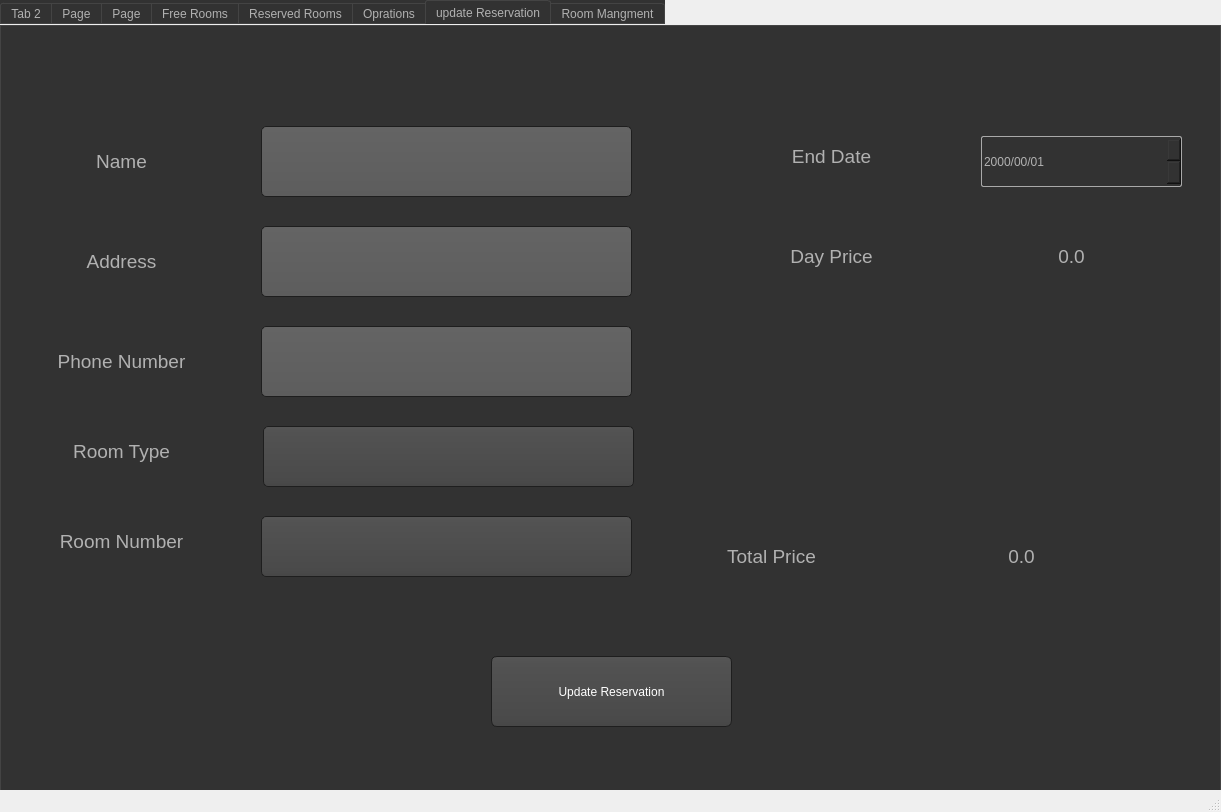
Old version of the form main.ui in the repository akhil775/Hotel-Mangement-System.
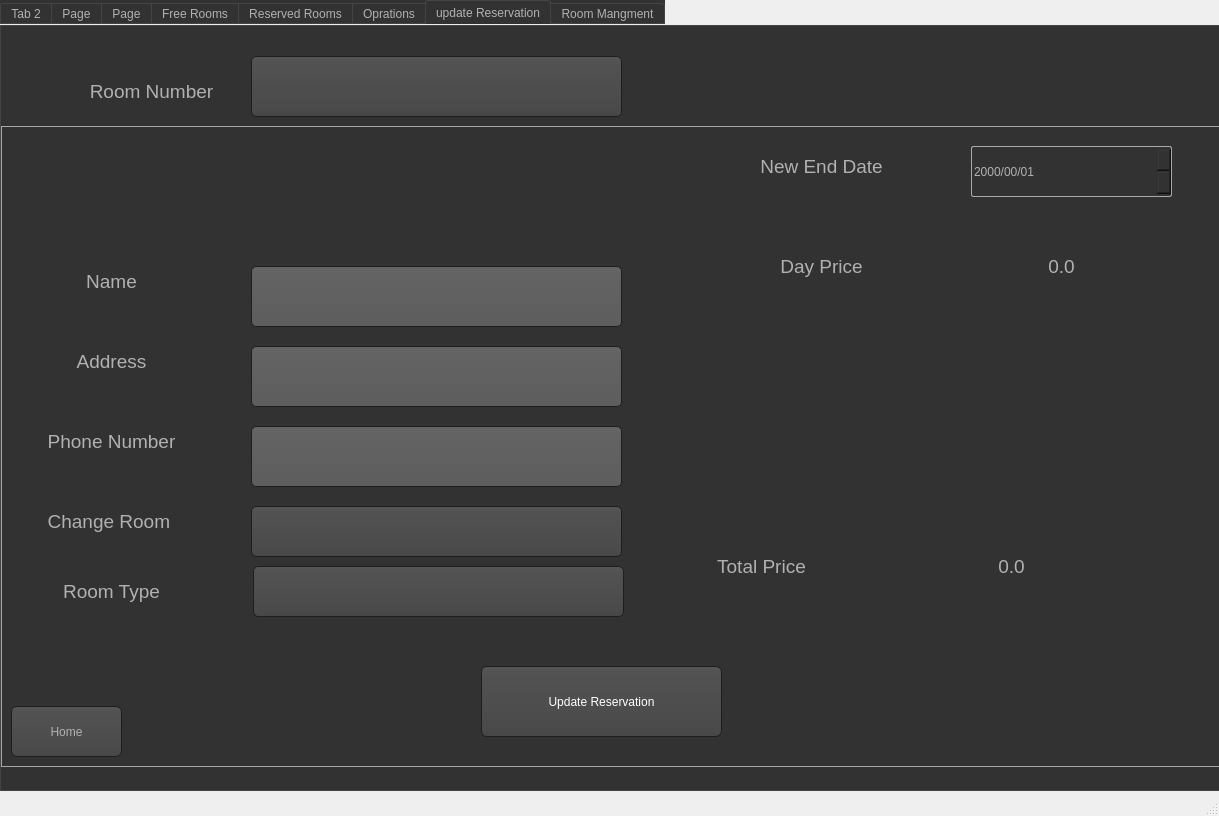
New version of the form. The open tabs and pages were chosen to show the change. Icons and pictures are not drawn.

Commit message: Button link

```diff
--- a/main.ui
+++ b/main.ui
@@ -6,8 +6,8 @@
    <rect>
     <x>0</x>
     <y>0</y>
-    <width>1221</width>
-    <height>812</height>
+    <width>1219</width>
+    <height>816</height>
    </rect>
   </property>
   <property name="windowTitle">
@@ -1374,11 +1374,21 @@
      <attribute name="title">
       <string>update Reservation</string>
      </attribute>
-     <widget class="QLabel" name="label_71">
+     <widget class="QComboBox" name="comboBox_10">
       <property name="geometry">
        <rect>
-        <x>30</x>
-        <y>390</y>
+        <x>250</x>
+        <y>30</y>
+        <width>371</width>
+        <height>61</height>
+       </rect>
+      </property>
+     </widget>
+     <widget class="QLabel" name="label_76">
+      <property name="geometry">
+       <rect>
+        <x>60</x>
+        <y>30</y>
         <width>181</width>
         <height>71</height>
        </rect>
@@ -1389,19 +1399,31 @@
        </font>
       </property>
       <property name="text">
-       <string>Room Type</string>
+       <string>Room Number</string>
       </property>
       <property name="alignment">
        <set>Qt::AlignCenter</set>
       </property>
      </widget>
-     <widget class="QLabel" name="label_72">
+     <widget class="QGroupBox" name="groupBox">
       <property name="geometry">
        <rect>
-        <x>740</x>
-        <y>100</y>
+        <x>0</x>
+        <y>90</y>
+        <width>1221</width>
+        <height>651</height>
+       </rect>
+      </property>
+      <property name="title">
+       <string/>
+      </property>
+      <widget class="QLabel" name="label_75">
+       <property name="geometry">
+        <rect>
+         <x>20</x>
+         <y>220</y>
         <width>181</width>
-        <height>61</height>
+         <height>51</height>
        </rect>
       </property>
       <property name="font">
@@ -1410,18 +1432,39 @@
        </font>
       </property>
       <property name="text">
-       <string>End Date</string>
+        <string>Address</string>
       </property>
       <property name="alignment">
        <set>Qt::AlignCenter</set>
       </property>
      </widget>
-     <widget class="QLabel" name="label_73">
+      <widget class="QLabel" name="label_116">
       <property name="geometry">
        <rect>
-        <x>930</x>
-        <y>500</y>
+         <x>20</x>
+         <y>380</y>
         <width>181</width>
+         <height>51</height>
+        </rect>
+       </property>
+       <property name="font">
+        <font>
+         <pointsize>14</pointsize>
+        </font>
+       </property>
+       <property name="text">
+        <string>Change Room </string>
+       </property>
+       <property name="alignment">
+        <set>Qt::AlignCenter</set>
+       </property>
+      </widget>
+      <widget class="QLabel" name="label_80">
+       <property name="geometry">
+        <rect>
+         <x>670</x>
+         <y>420</y>
+         <width>181</width>
         <height>61</height>
        </rect>
       </property>
@@ -1431,17 +1474,17 @@
        </font>
       </property>
       <property name="text">
-       <string>0.0</string>
+        <string>Total Price</string>
       </property>
       <property name="alignment">
        <set>Qt::AlignCenter</set>
       </property>
      </widget>
-     <widget class="QComboBox" name="comboBox_9">
+      <widget class="QLineEdit" name="lineEdit_18">
       <property name="geometry">
        <rect>
-        <x>262</x>
-        <y>400</y>
+         <x>250</x>
+         <y>150</y>
         <width>371</width>
         <height>61</height>
        </rect>
@@ -1450,8 +1493,8 @@
      <widget class="QDateEdit" name="dateEdit_5">
       <property name="geometry">
        <rect>
-        <x>980</x>
-        <y>110</y>
+         <x>970</x>
+         <y>30</y>
         <width>201</width>
         <height>51</height>
        </rect>
@@ -1460,31 +1503,32 @@
        <string notr="true">yyyy/mm/dd</string>
       </property>
      </widget>
-     <widget class="QLineEdit" name="lineEdit_16">
+      <widget class="QLabel" name="label_73">
       <property name="geometry">
        <rect>
-        <x>260</x>
-        <y>300</y>
-        <width>371</width>
-        <height>71</height>
-       </rect>
-      </property>
-     </widget>
-     <widget class="QLineEdit" name="lineEdit_17">
-      <property name="geometry">
-       <rect>
-        <x>260</x>
-        <y>200</y>
-        <width>371</width>
-        <height>71</height>
-       </rect>
+         <x>920</x>
+         <y>420</y>
+         <width>181</width>
+         <height>61</height>
+        </rect>
+       </property>
+       <property name="font">
+        <font>
+         <pointsize>14</pointsize>
+        </font>
+       </property>
+       <property name="text">
+        <string>0.0</string>
+       </property>
+       <property name="alignment">
+        <set>Qt::AlignCenter</set>
       </property>
      </widget>
      <widget class="QLabel" name="label_74">
       <property name="geometry">
        <rect>
-        <x>980</x>
-        <y>200</y>
+         <x>970</x>
+         <y>120</y>
         <width>181</width>
         <height>61</height>
        </rect>
@@ -1501,13 +1545,13 @@
        <set>Qt::AlignCenter</set>
       </property>
      </widget>
-     <widget class="QLabel" name="label_75">
+      <widget class="QLabel" name="label_71">
       <property name="geometry">
        <rect>
-        <x>30</x>
-        <y>200</y>
+         <x>20</x>
+         <y>450</y>
         <width>181</width>
-        <height>71</height>
+         <height>51</height>
        </rect>
       </property>
       <property name="font">
@@ -1516,59 +1560,28 @@
        </font>
       </property>
       <property name="text">
-       <string>Address</string>
+        <string>Room Type</string>
       </property>
       <property name="alignment">
        <set>Qt::AlignCenter</set>
       </property>
      </widget>
-     <widget class="QLabel" name="label_76">
+      <widget class="QLabel" name="label_72">
       <property name="geometry">
        <rect>
-        <x>30</x>
-        <y>480</y>
+         <x>730</x>
+         <y>20</y>
         <width>181</width>
-        <height>71</height>
-       </rect>
-      </property>
-      <property name="font">
-       <font>
-        <pointsize>14</pointsize>
-       </font>
-      </property>
-      <property name="text">
-       <string>Room Number</string>
-      </property>
-      <property name="alignment">
-       <set>Qt::AlignCenter</set>
-      </property>
-     </widget>
-     <widget class="QComboBox" name="comboBox_10">
-      <property name="geometry">
-       <rect>
-        <x>260</x>
-        <y>490</y>
-        <width>371</width>
         <height>61</height>
        </rect>
       </property>
-     </widget>
-     <widget class="QLabel" name="label_77">
-      <property name="geometry">
-       <rect>
-        <x>30</x>
-        <y>300</y>
-        <width>181</width>
-        <height>71</height>
-       </rect>
-      </property>
       <property name="font">
        <font>
         <pointsize>14</pointsize>
        </font>
       </property>
       <property name="text">
-       <string>Phone Number</string>
+        <string>New End Date</string>
       </property>
       <property name="alignment">
        <set>Qt::AlignCenter</set>
@@ -1577,8 +1590,8 @@
      <widget class="QPushButton" name="pushButton_41">
       <property name="geometry">
        <rect>
-        <x>490</x>
-        <y>630</y>
+         <x>480</x>
+         <y>550</y>
         <width>241</width>
         <height>71</height>
        </rect>
@@ -1594,32 +1607,41 @@
        <string>Update Reservation</string>
       </property>
      </widget>
-     <widget class="QLabel" name="label_78">
+      <widget class="QComboBox" name="comboBox_9">
       <property name="geometry">
        <rect>
-        <x>30</x>
-        <y>100</y>
-        <width>181</width>
-        <height>71</height>
-       </rect>
-      </property>
-      <property name="font">
-       <font>
-        <pointsize>14</pointsize>
-       </font>
-      </property>
-      <property name="text">
-       <string>Name</string>
-      </property>
-      <property name="alignment">
-       <set>Qt::AlignCenter</set>
+         <x>252</x>
+         <y>450</y>
+         <width>371</width>
+         <height>51</height>
+        </rect>
+       </property>
+      </widget>
+      <widget class="QLineEdit" name="lineEdit_17">
+       <property name="geometry">
+        <rect>
+         <x>250</x>
+         <y>230</y>
+         <width>371</width>
+         <height>61</height>
+        </rect>
+       </property>
+      </widget>
+      <widget class="QComboBox" name="comboBox_15">
+       <property name="geometry">
+        <rect>
+         <x>250</x>
+         <y>390</y>
+         <width>371</width>
+         <height>51</height>
+        </rect>
       </property>
      </widget>
      <widget class="QLabel" name="label_79">
       <property name="geometry">
        <rect>
-        <x>740</x>
-        <y>200</y>
+         <x>730</x>
+         <y>120</y>
         <width>181</width>
         <height>61</height>
        </rect>
@@ -1636,36 +1658,78 @@
        <set>Qt::AlignCenter</set>
       </property>
      </widget>
-     <widget class="QLabel" name="label_80">
+      <widget class="QLineEdit" name="lineEdit_16">
       <property name="geometry">
        <rect>
-        <x>680</x>
-        <y>500</y>
-        <width>181</width>
-        <height>61</height>
-       </rect>
-      </property>
-      <property name="font">
-       <font>
-        <pointsize>14</pointsize>
-       </font>
-      </property>
-      <property name="text">
-       <string>Total Price</string>
-      </property>
-      <property name="alignment">
-       <set>Qt::AlignCenter</set>
-      </property>
-     </widget>
-     <widget class="QLineEdit" name="lineEdit_18">
-      <property name="geometry">
-       <rect>
-        <x>260</x>
-        <y>100</y>
+         <x>250</x>
+         <y>310</y>
         <width>371</width>
-        <height>71</height>
-       </rect>
-      </property>
+         <height>61</height>
+        </rect>
+       </property>
+      </widget>
+      <widget class="QLabel" name="label_77">
+       <property name="geometry">
+        <rect>
+         <x>20</x>
+         <y>300</y>
+         <width>181</width>
+         <height>51</height>
+        </rect>
+       </property>
+       <property name="font">
+        <font>
+         <pointsize>14</pointsize>
+        </font>
+       </property>
+       <property name="text">
+        <string>Phone Number</string>
+       </property>
+       <property name="alignment">
+        <set>Qt::AlignCenter</set>
+       </property>
+      </widget>
+      <widget class="QLabel" name="label_78">
+       <property name="geometry">
+        <rect>
+         <x>20</x>
+         <y>140</y>
+         <width>181</width>
+         <height>51</height>
+        </rect>
+       </property>
+       <property name="font">
+        <font>
+         <pointsize>14</pointsize>
+        </font>
+       </property>
+       <property name="text">
+        <string>Name</string>
+       </property>
+       <property name="alignment">
+        <set>Qt::AlignCenter</set>
+       </property>
+      </widget>
+      <widget class="QPushButton" name="pushButton_58">
+       <property name="geometry">
+        <rect>
+         <x>10</x>
+         <y>590</y>
+         <width>111</width>
+         <height>51</height>
+        </rect>
+       </property>
+       <property name="styleSheet">
+        <string notr="true">QPushButton
+{
+font: 14pt &quot;MS Shell Dlg 2&quot;;
+color : #rgb(131, 131, 131)
+}</string>
+       </property>
+       <property name="text">
+        <string>Home</string>
+       </property>
+      </widget>
      </widget>
     </widget>
     <widget class="QWidget" name="tab_39">
```
Left out of the diff: 130 changed lines with no effect on the pictures. Lines whose indentation alone changed are shown as unchanged. The commit also changes 1 other file.
